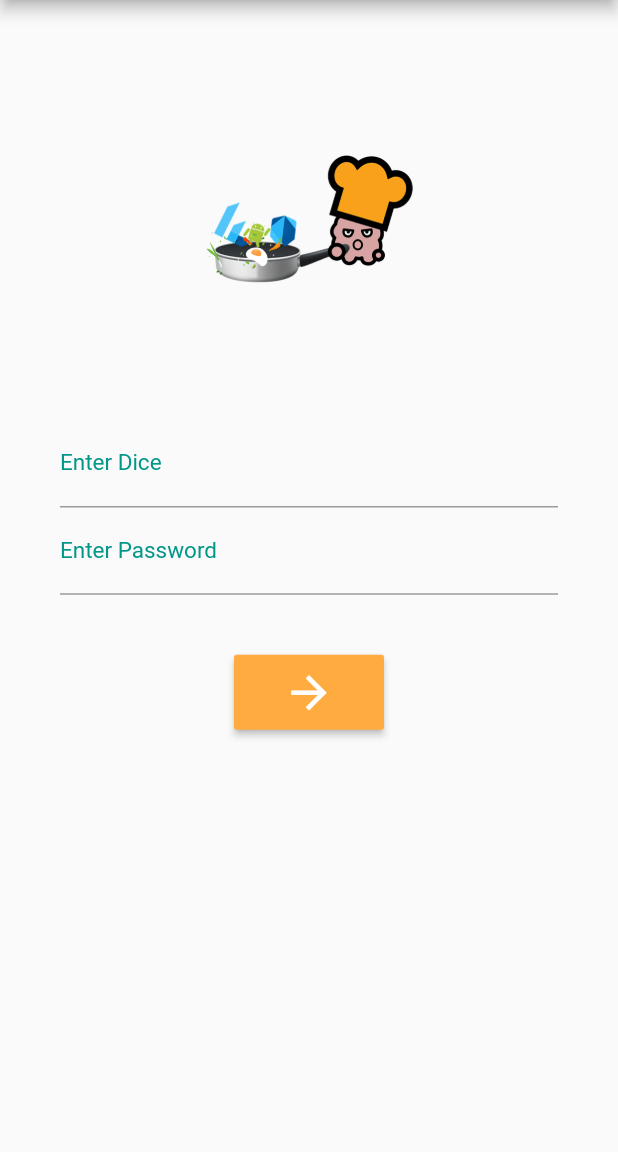
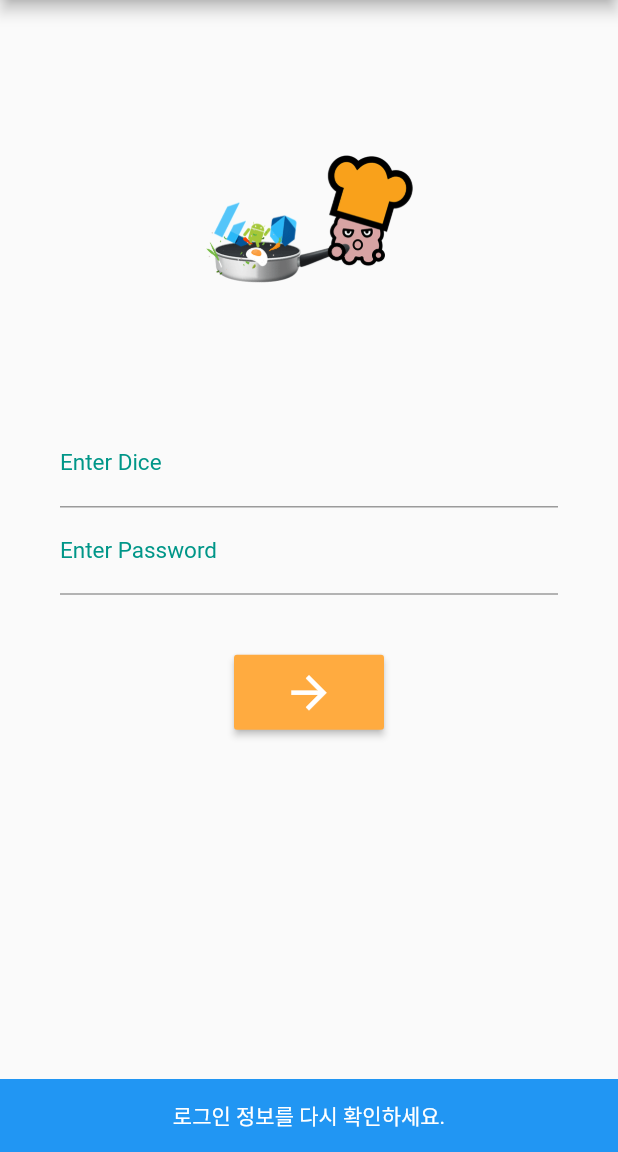
Before and after one commit to hypernova1/flutter_study, a Flutter app: the screen it shows after launch, after a tap on the "arrow forward" icon, on a phone screen of 412 x 824 dp, the part 84-1236 px from its top. Run offline on Flutter 3.47's test engine with Material 2 defaults, Android fonts, the phone set to English and light mode, and no system bars; our stand-ins replace carousel_slider.

Commit message:
feat: 로그인 기능 완료

```diff
--- a/flutter_login/lib/main.dart
+++ b/flutter_login/lib/main.dart
@@ -1,4 +1,5 @@
 import 'package:flutter/material.dart';
+import 'package:flutter_login/dice.dart';
 
 void main() {
   runApp(MyApp());
@@ -24,6 +25,9 @@ class Login extends StatefulWidget {
 }
 
 class _LoginState extends State<Login> {
+  TextEditingController controller = TextEditingController();
+  TextEditingController controller2 = TextEditingController();
+
   @override
   Widget build(BuildContext context) {
     return Scaffold(
@@ -37,7 +41,9 @@ class _LoginState extends State<Login> {
         ),
         actions: [IconButton(onPressed: () {}, icon: Icon(Icons.search))],
       ),
-      body: SingleChildScrollView(
+      body: Builder(
+        builder: (context) {
+          return SingleChildScrollView(
             child: Column(
               children: [
                 Padding(
@@ -64,10 +70,13 @@ class _LoginState extends State<Login> {
                       child: Column(
                         children: [
                           TextField(
-                        decoration: InputDecoration(labelText: 'Enter Dice'),
+                            controller: controller,
+                            decoration:
+                                InputDecoration(labelText: 'Enter Dice'),
                             keyboardType: TextInputType.emailAddress,
                           ),
                           TextField(
+                            controller: controller2,
                             decoration:
                                 InputDecoration(labelText: 'Enter Password'),
                             keyboardType: TextInputType.text,
@@ -84,7 +93,22 @@ class _LoginState extends State<Login> {
                                 child: Icon(Icons.arrow_forward,
                                     color: Colors.white, size: 35),
                                 onPressed: () {
-
+                                  if (controller.text == 'dice' &&
+                                      controller2.text == '1234') {
+                                    Navigator.push(
+                                        context,
+                                        MaterialPageRoute(
+                                            builder: (BuildContext context) =>
+                                                Dice()));
+                                  } else if (controller.text == 'dice' &&
+                                      controller2.text != '1234') {
+                                    showSnackBar2(context);
+                                  } else if (controller.text != 'dice' &&
+                                      controller2.text == '1234') {
+                                    showSnackBar3(context);
+                                  } else {
+                                    showSnackBar(context);
+                                  }
                                 },
                               )),
                         ],
@@ -94,7 +118,48 @@ class _LoginState extends State<Login> {
                 )
               ],
             ),
+          );
+        },
       ),
     );
   }
 }
+
+void showSnackBar(BuildContext context) {
+  ScaffoldMessenger.of(context).showSnackBar(
+    new SnackBar(
+      content: Text(
+        '로그인 정보를 다시 확인하세요.',
+        textAlign: TextAlign.center,
+      ),
+      duration: Duration(seconds: 2),
+      backgroundColor: Colors.blue,
+    ),
+  );
+}
+
+void showSnackBar2(BuildContext context) {
+  ScaffoldMessenger.of(context).showSnackBar(
+    new SnackBar(
+      content: Text(
+        '비밀번호가 일치하지 않습니다.',
+        textAlign: TextAlign.center,
+      ),
+      duration: Duration(seconds: 2),
+      backgroundColor: Colors.blue,
+    ),
+  );
+}
+
+void showSnackBar3(BuildContext context) {
+  ScaffoldMessenger.of(context).showSnackBar(
+    new SnackBar(
+      content: Text(
+        '다이스의 철자를 확인하세요.',
+        textAlign: TextAlign.center,
+      ),
+      duration: Duration(seconds: 2),
+      backgroundColor: Colors.blue,
+    ),
+  );
+}
```
Also changed, not shown: flutter_login/lib/dice.dart (added, +13 -0 lines). Lines whose indentation alone changed are shown as unchanged.
